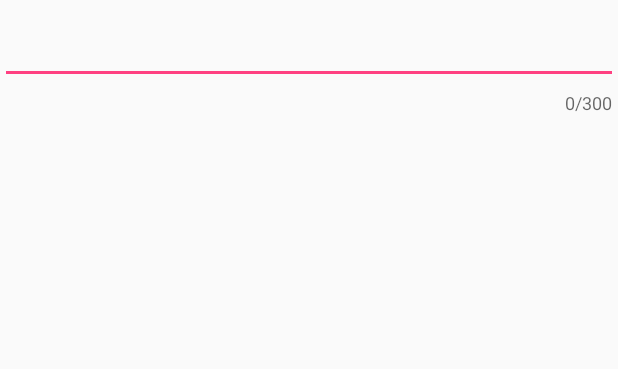
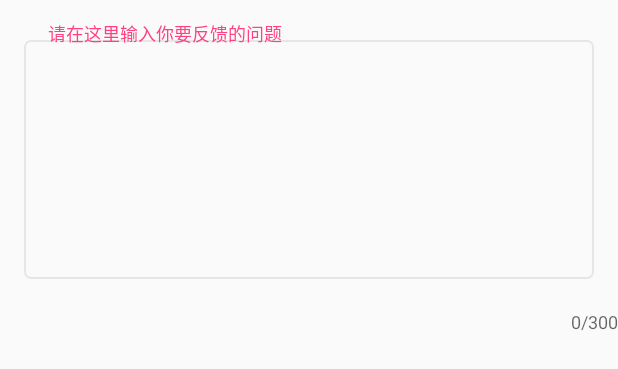
Before and after one commit to JaylenHsieh/Here, an Android app: the layout fragment_feedback_dialog.xml on its own in the app's theme, with its tools: preview values and no code run, on a phone screen of 412 x 824 dp. Shown: the top 369 px of the screen. Run offline under Robolectric (Android 15) with nearby library versions, the phone set to English and light mode, and no system bars.

Commit message:
修改了一些界面

```diff
--- a/app/src/main/java/com/hdu/newe/here/page/main/profile/FeedbackDialog.kt
+++ b/app/src/main/java/com/hdu/newe/here/page/main/profile/FeedbackDialog.kt
@@ -21,7 +21,7 @@ class FeedbackDialog : DialogFragment() {
 
     override fun onCreateDialog(savedInstanceState: Bundle?): AlertDialog {
         val builder = AlertDialog.Builder(activity)
-        val inflate = activity?.layoutInflater?.inflate(R.layout.fragment_change_phone_dialog, null, false)
+        val inflate = activity?.layoutInflater?.inflate(R.layout.fragment_feedback_dialog, null, false)
         return builder.setView(inflate)
                 .setCancelable(true)
                 .setMessage("请输入您的宝贵建议")
--- a/app/src/main/res/layout/fragment_feedback_dialog.xml
+++ b/app/src/main/res/layout/fragment_feedback_dialog.xml
@@ -9,14 +9,25 @@
         android:layout_width="match_parent"
         android:layout_height="wrap_content"
         app:counterEnabled="true"
+        android:layout_marginTop="16dp"
         app:counterMaxLength="300">
 
-        <EditText
-            android:id="@+id/editFeedbackText"
-            android:layout_width="match_parent"
-            android:layout_height="wrap_content"
-            android:inputType="text"
-            android:imeOptions="actionDone"/>
+    <EditText
+        android:layout_width="match_parent"
+        android:layout_height="match_parent"
+        android:layout_margin="16dp"
+        android:background="@drawable/bg_edittext"
+        android:gravity="top"
+        android:hint="请在这里输入你要反馈的问题"
+        android:maxLines="10"
+        android:minHeight="38dp"
+        android:minLines="8"
+        android:paddingBottom="6dp"
+        android:paddingEnd="0dp"
+        android:paddingStart="16dp"
+        android:paddingTop="6dp"
+        android:textColorHint="#50000000"
+        android:textSize="15sp" />
     </android.support.design.widget.TextInputLayout>
 
 
--- a/app/src/main/res/layout/fragment_leave_request.xml
+++ b/app/src/main/res/layout/fragment_leave_request.xml
@@ -52,7 +52,7 @@
                     android:layout_width="wrap_content"
                     android:layout_height="wrap_content"
                     android:layout_marginStart="8dp"
-                    android:text="老母鸡"
+                    android:text="谢君亮"
                     app:layout_constraintStart_toEndOf="@+id/textView"
                     app:layout_constraintTop_toTopOf="parent" />
 
@@ -112,7 +112,7 @@
                     android:layout_height="wrap_content"
                     android:layout_marginStart="8dp"
                     android:layout_marginTop="8dp"
-                    android:text="野鸡养殖专业"
+                    android:text="通信工程专业"
                     app:layout_constraintStart_toEndOf="@+id/textView4"
                     app:layout_constraintTop_toBottomOf="@+id/tv_stu_faculty" />
 
```
Also changed, not shown: app/src/main/java/com/hdu/newe/here/PersonalInfoFragment.kt (added, +29 -0 lines), app/src/main/java/com/hdu/newe/here/biz/profile/Bean/LessonBean.java (added, +7 -0 lines), app/src/main/res/layout/fragment_personal_info.xml (added, +128 -0 lines).
